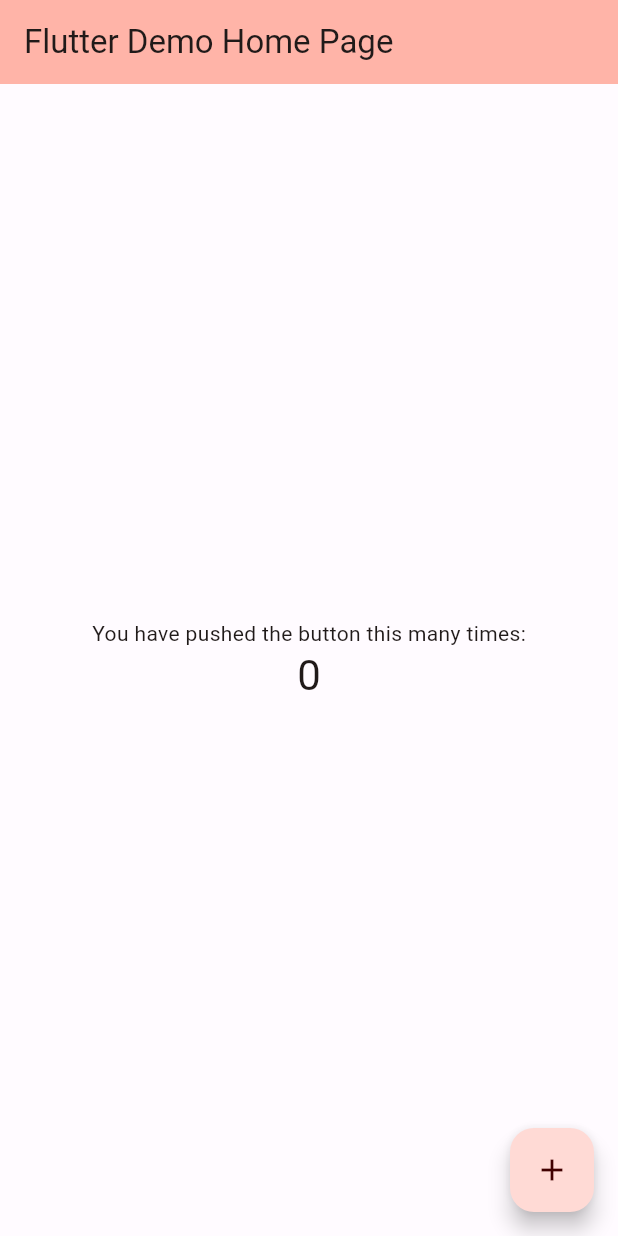
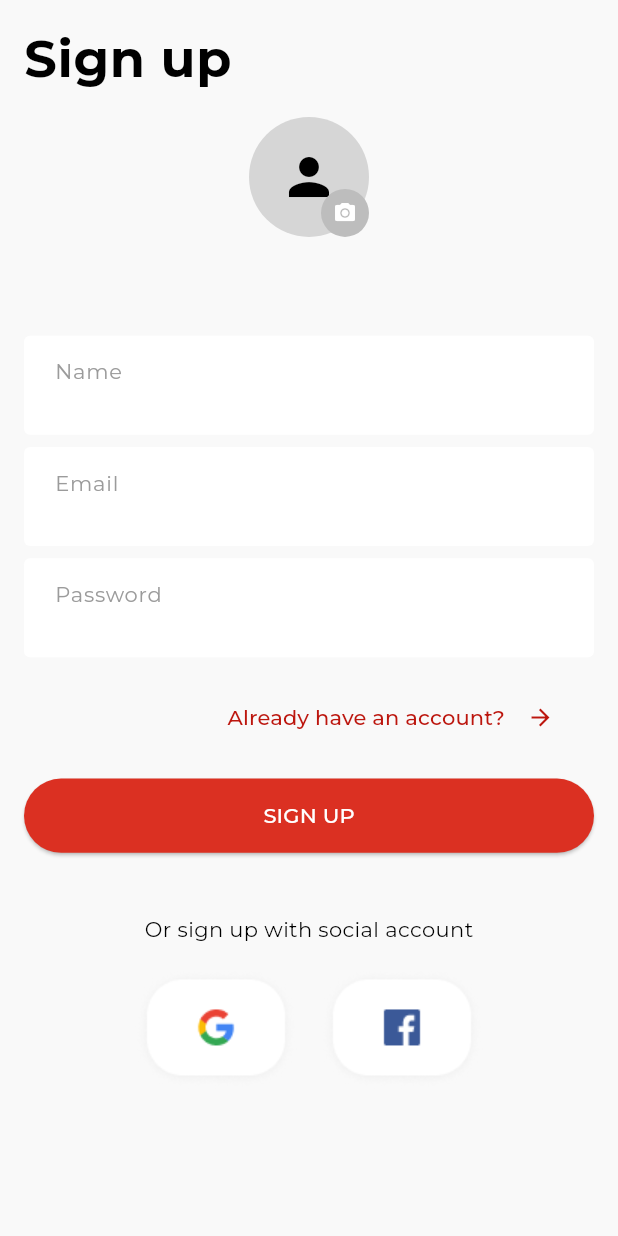
Before and after one commit to fdldestriana/flutter-ebook-ecommerce-example, a Flutter app: the screen it shows after launch, on a phone screen of 412 x 824 dp. Run offline on Flutter 3.47's test engine with Material 3 defaults, Android fonts, the phone set to English and light mode, and no system bars; our stand-ins replace file_picker, google_fonts.

Commit message:
adding new changes

```diff
--- a/config.json
+++ b/config.json
@@ -4,5 +4,9 @@
     "experimental_mode": false,
     "learning_mode": false,
     "unfreezed": true,
-    "use_cubit": false
+    "use_cubit": false,
+    "ignore_core_generator_for_directories": [
+        "lib/model",
+        "lib/models"
+    ]
 }
--- a/lib/main.dart
+++ b/lib/main.dart
@@ -1,4 +1,7 @@
+import 'package:ecommerce_example/views/signup_view.dart';
+import 'package:ecommerce_example/state_util.dart';
 import 'package:flutter/material.dart';
+import 'package:google_fonts/google_fonts.dart';
 import 'color_schemes.g.dart';
 
 void main() {
@@ -11,64 +14,46 @@
   @override
   Widget build(BuildContext context) {
     return MaterialApp(
+      debugShowCheckedModeBanner: false,
       title: 'Flutter Demo',
       theme: ThemeData(
+        elevatedButtonTheme: ElevatedButtonThemeData(
+          style: ElevatedButton.styleFrom(
+            backgroundColor: const Color(0xFFDB3022),
+            foregroundColor: Colors.white,
+          ),
+        ),
         colorScheme: lightColorScheme,
         useMaterial3: true,
+        scaffoldBackgroundColor: lightColorScheme
+            .copyWith(background: const Color(0XFFF9F9F9))
+            .background,
+        textTheme: GoogleFonts.montserratTextTheme(
+          Theme.of(context).textTheme.apply(
+              bodyColor: lightColorScheme.shadow,
+              displayColor: lightColorScheme.shadow),
+        ),
       ),
       darkTheme: ThemeData(
+        elevatedButtonTheme: ElevatedButtonThemeData(
+          style: ElevatedButton.styleFrom(
+            backgroundColor: const Color(0xFFDB3022),
+            foregroundColor: Colors.white,
+          ),
+        ),
         colorScheme: darkColorScheme,
         useMaterial3: true,
+        scaffoldBackgroundColor: darkColorScheme
+            .copyWith(background: const Color(0XFFF9F9F9))
+            .background,
+        textTheme: GoogleFonts.montserratTextTheme(
+          Theme.of(context).textTheme.apply(
+              bodyColor: darkColorScheme.shadow,
+              displayColor: darkColorScheme.shadow),
+        ),
       ),
-      home: const MyHomePage(title: 'Flutter Demo Home Page'),
+      home: const SignupView(),
+      navigatorKey: Get.navigatorKey,
     );
   }
 }
-
-class MyHomePage extends StatefulWidget {
-  const MyHomePage({super.key, required this.title});
-
-  final String title;
-
-  @override
-  State<MyHomePage> createState() => _MyHomePageState();
-}
-
-class _MyHomePageState extends State<MyHomePage> {
-  int _counter = 0;
-
-  void _incrementCounter() {
-    setState(() {
-      _counter++;
-    });
-  }
-
-  @override
-  Widget build(BuildContext context) {
-    return Scaffold(
-      appBar: AppBar(
-        backgroundColor: Theme.of(context).colorScheme.inversePrimary,
-        title: Text(widget.title),
-      ),
-      body: Center(
-        child: Column(
-          mainAxisAlignment: MainAxisAlignment.center,
-          children: <Widget>[
-            const Text(
-              'You have pushed the button this many times:',
-            ),
-            Text(
-              '$_counter',
-              style: Theme.of(context).textTheme.headlineMedium,
-            ),
-          ],
-        ),
-      ),
-      floatingActionButton: FloatingActionButton(
-        onPressed: _incrementCounter,
-        tooltip: 'Increment',
-        child: const Icon(Icons.add),
-      ), //
-    );
-  }
-}
--- /dev/null
+++ b/lib/state_util.dart
@@ -0,0 +1,17 @@
+import 'package:flutter/material.dart';
+
+class Get {
+  static GlobalKey<NavigatorState> navigatorKey = GlobalKey<NavigatorState>();
+
+  static get currentContext {
+    return navigatorKey.currentContext;
+  }
+
+  static double get width {
+    return MediaQuery.of(currentContext).size.width;
+  }
+
+  static double get height {
+    return MediaQuery.of(currentContext).size.height;
+  }
+}
--- /dev/null
+++ b/lib/views/signup_view.dart
@@ -0,0 +1,178 @@
+import 'dart:io';
+import 'package:ecommerce_example/color_schemes.g.dart';
+import 'package:ecommerce_example/widgets/re_button.dart';
+import 'package:ecommerce_example/widgets/re_email_field.dart';
+import 'package:ecommerce_example/widgets/re_password_field.dart';
+import 'package:ecommerce_example/widgets/re_photo_picker.dart';
+import 'package:ecommerce_example/widgets/re_name_field.dart';
+import 'package:ecommerce_example/state_util.dart';
+import 'package:file_picker/file_picker.dart';
+import 'package:flutter/material.dart';
+import 'package:google_fonts/google_fonts.dart';
+
+class SignupView extends StatefulWidget {
+  const SignupView({super.key});
+
+  @override
+  State<SignupView> createState() => _SignupViewState();
+}
+
+class _SignupViewState extends State<SignupView> {
+  final signUpKey = GlobalKey<FormState>();
+  TextEditingController nameController = TextEditingController();
+  TextEditingController emailController = TextEditingController();
+  TextEditingController passwordController = TextEditingController();
+
+  @override
+  void dispose() {
+    super.dispose();
+    nameController.dispose();
+    emailController.dispose();
+    passwordController.dispose();
+  }
+
+  File? file;
+  Future<void> photoPicker() async {
+    try {
+      FilePickerResult? result = await FilePicker.platform.pickFiles(
+        allowMultiple: false,
+        allowedExtensions: ['png', 'jpg'],
+        type: FileType.custom,
+      );
+      file = result != null ? File(result.files.single.path as String) : null;
+      setState(() {});
+    } on Exception catch (e) {
+      if (mounted) {
+        showDialog(
+          context: context,
+          builder: (context) {
+            return AlertDialog(
+              actions: [
+                TextButton(
+                  onPressed: () => Navigator.pop(context),
+                  child: Text(
+                    "Ok",
+                    style:
+                        GoogleFonts.montserrat(color: lightColorScheme.shadow),
+                  ),
+                )
+              ],
+              backgroundColor: Colors.grey[200],
+              content: Text(e.toString()),
+              title: const Text("An error occured"),
+            );
+          },
+        );
+      }
+    }
+  }
+
+  @override
+  Widget build(BuildContext context) {
+    return Scaffold(
+      body: SafeArea(
+        child: SingleChildScrollView(
+          child: Form(
+            key: signUpKey,
+            child: Container(
+              padding: const EdgeInsets.symmetric(horizontal: 16.0),
+              child: Column(
+                crossAxisAlignment: CrossAxisAlignment.start,
+                children: [
+                  SizedBox(
+                    height: Get.height * 0.02,
+                  ),
+                  Text(
+                    'Sign up',
+                    style: Theme.of(context)
+                        .textTheme
+                        .bodySmall!
+                        .copyWith(fontSize: 34, fontWeight: FontWeight.w700),
+                  ),
+                  SizedBox(
+                    height: Get.height * 0.02,
+                  ),
+                  Center(
+                    child: RePhotoPicker(
+                      file: file,
+                      onTap: () => photoPicker(),
+                    ),
+                  ),
+                  SizedBox(
+                    height: Get.height * 0.08,
+                  ),
+                  ReNameField(nameController),
+                  SizedBox(
+                    height: Get.height * 0.01,
+                  ),
+                  ReEmailField(emailController),
+                  SizedBox(
+                    height: Get.height * 0.01,
+                  ),
+                  RePasswordField(passwordController),
+                  SizedBox(
+                    height: Get.height * 0.02,
+                  ),
+                  Padding(
+                    padding: EdgeInsets.only(left: Get.width * 0.30),
+                    child: TextButton(
+                      onPressed: () {},
+                      child: const Row(
+                        children: [
+                          Text(
+                            'Already have an account?',
+                            style: TextStyle(fontSize: 14),
+                          ),
+                          Expanded(
+                            child: Icon(
+                              Icons.arrow_forward,
+                            ),
+                          )
+                        ],
+                      ),
+                    ),
+                  ),
+                  SizedBox(
+                    height: Get.height * 0.02,
+                  ),
+                  ReButton(
+                      onPressed: () {},
+                      width: double.infinity,
+                      height: Get.height * 0.06,
+                      text: "SIGN UP"),
+                  SizedBox(
+                    height: Get.height * 0.05,
+                  ),
+                  const Center(
+                    child: Text(
+                      'Or sign up with social account',
+                      style: TextStyle(fontSize: 14),
+                    ),
+                  ),
+                  SizedBox(
+                    height: Get.height * 0.01,
+                  ),
+                  Center(
+                    child: Row(
+                      mainAxisAlignment: MainAxisAlignment.center,
+                      children: [
+                        IconButton(
+                            onPressed: () {},
+                            icon: Image.asset(
+                                'assets/social_media_buttons/google.png')),
+                        IconButton(
+                            onPressed: () {},
+                            icon: Image.asset(
+                                'assets/social_media_buttons/facebook.png')),
+                      ],
+                    ),
+                  )
+                ],
+              ),
+            ),
+          ),
+        ),
+      ),
+    );
+  }
+}
--- /dev/null
+++ b/lib/widgets/re_button.dart
@@ -0,0 +1,28 @@
+import 'package:flutter/material.dart';
+
+class ReButton extends StatelessWidget {
+  const ReButton(
+      {super.key,
+      required this.text,
+      required this.onPressed,
+      required this.width,
+      required this.height});
+
+  final String text;
+  final Function()? onPressed;
+  final double width;
+  final double height;
+
+  @override
+  Widget build(BuildContext context) {
+    return ElevatedButton(
+      onPressed: onPressed,
+      style: ElevatedButton.styleFrom(
+        minimumSize: Size(width, height),
+      ),
+      child: Text(
+        text,
+      ),
+    );
+  }
+}
--- /dev/null
+++ b/lib/widgets/re_circle_avatar.dart
@@ -0,0 +1,34 @@
+import 'dart:io';
+import 'package:flutter/material.dart';
+
+class ReCircleAvatar extends StatelessWidget {
+  const ReCircleAvatar(
+      {super.key,
+      required this.avatarRadius,
+      required this.iconSize,
+      required this.bgCircleAvatar,
+      required this.bgIcon,
+      required this.icon,
+      required this.file});
+  final double avatarRadius;
+  final double iconSize;
+  final Color bgCircleAvatar;
+  final Color bgIcon;
+  final IconData icon;
+  final File? file;
+  @override
+  Widget build(BuildContext context) {
+    return CircleAvatar(
+      radius: avatarRadius,
+      backgroundColor: bgCircleAvatar,
+      backgroundImage: file != null ? FileImage(file as File) : null,
+      child: file != null
+          ? null
+          : Icon(
+              size: iconSize,
+              icon,
+              color: bgIcon,
+            ),
+    );
+  }
+}
--- /dev/null
+++ b/lib/widgets/re_email_field.dart
@@ -0,0 +1,48 @@
+import 'package:ecommerce_example/color_schemes.g.dart';
+import 'package:ecommerce_example/state_util.dart';
+import 'package:flutter/material.dart';
+
+class ReEmailField extends StatelessWidget {
+  const ReEmailField(this.controller, {super.key});
+
+  final TextEditingController controller;
+  String? emailValidator(value) {
+    if (value == null || value.isEmpty) {
+      return 'Email can not be empty';
+    }
+    return null;
+  }
+
+  @override
+  Widget build(BuildContext context) {
+    return Container(
+      height: Get.height * 0.08,
+      decoration: BoxDecoration(
+          color: lightColorScheme.onPrimary,
+          borderRadius: BorderRadius.circular(4)),
+      child: TextFormField(
+        controller: controller,
+        decoration: InputDecoration(
+          border: InputBorder.none,
+          contentPadding: EdgeInsets.only(left: Get.width * 0.05),
+          labelText: 'Email',
+          labelStyle: TextStyle(
+              fontSize: 14,
+              color: lightColorScheme
+                  .copyWith(background: const Color(0XFF9B9B9B))
+                  .background),
+          suffixIcon: controller.text.isNotEmpty
+              ? Icon(
+                  Icons.check,
+                  color: lightColorScheme
+                      .copyWith(background: const Color(0XFF2AA952))
+                      .background,
+                )
+              : null,
+        ),
+        validator: emailValidator,
+        onChanged: (value) {},
+      ),
+    );
+  }
+}
--- /dev/null
+++ b/lib/widgets/re_name_field.dart
@@ -0,0 +1,48 @@
+import 'package:ecommerce_example/color_schemes.g.dart';
+import 'package:ecommerce_example/state_util.dart';
+import 'package:flutter/material.dart';
+
+class ReNameField extends StatelessWidget {
+  const ReNameField(this.controller, {super.key});
+
+  final TextEditingController controller;
+  String? nameValidator(value) {
+    if (value == null || value.isEmpty) {
+      return 'Name can not be empty';
+    }
+    return null;
+  }
+
+  @override
+  Widget build(BuildContext context) {
+    return Container(
+      height: Get.height * 0.08,
+      decoration: BoxDecoration(
+          color: lightColorScheme.onPrimary,
+          borderRadius: BorderRadius.circular(4)),
+      child: TextFormField(
+        controller: controller,
+        decoration: InputDecoration(
+          border: InputBorder.none,
+          contentPadding: EdgeInsets.only(left: Get.width * 0.05),
+          labelText: 'Name',
+          labelStyle: TextStyle(
+              fontSize: 14,
+              color: lightColorScheme
+                  .copyWith(background: const Color(0XFF9B9B9B))
+                  .background),
+          suffixIcon: controller.text.isNotEmpty
+              ? Icon(
+                  Icons.check,
+                  color: lightColorScheme
+                      .copyWith(background: const Color(0XFF2AA952))
+                      .background,
+                )
+              : null,
+        ),
+        validator: nameValidator,
+        onChanged: (value) {},
+      ),
+    );
+  }
+}
--- /dev/null
+++ b/lib/widgets/re_password_field.dart
@@ -0,0 +1,52 @@
+import 'package:ecommerce_example/color_schemes.g.dart';
+import 'package:ecommerce_example/state_util.dart';
+import 'package:flutter/material.dart';
+
+class RePasswordField extends StatelessWidget {
+  const RePasswordField(this.controller, {super.key});
+  final TextEditingController controller;
+
+  String? passwordValidator(value) {
+    if (value == null || value.isEmpty) {
+      return 'Password can not be empty';
+    }
+    if (value.length < 6) {
+      return 'Password must be at least 6 characters';
+    }
+    return null;
+  }
+
+  @override
+  Widget build(BuildContext context) {
+    return Container(
+      height: Get.height * 0.08,
+      decoration: BoxDecoration(
+          color: lightColorScheme.onPrimary,
+          borderRadius: BorderRadius.circular(4)),
+      child: TextFormField(
+        controller: controller,
+        decoration: InputDecoration(
+          border: InputBorder.none,
+          contentPadding: EdgeInsets.only(left: Get.width * 0.05),
+          labelText: 'Password',
+          labelStyle: TextStyle(
+              fontSize: 14,
+              color: lightColorScheme
+                  .copyWith(background: const Color(0XFF9B9B9B))
+                  .background),
+          suffixIcon: controller.text.isNotEmpty
+              ? Icon(
+                  Icons.check,
+                  color: lightColorScheme
+                      .copyWith(background: const Color(0XFF2AA952))
+                      .background,
+                )
+              : null,
+        ),
+        validator: passwordValidator,
+        obscureText: true,
+        onChanged: (value) {},
+      ),
+    );
+  }
+}
--- /dev/null
+++ b/lib/widgets/re_photo_picker.dart
@@ -0,0 +1,39 @@
+import 'dart:io';
+import 'package:ecommerce_example/color_schemes.g.dart';
+import 'package:ecommerce_example/widgets/re_circle_avatar.dart';
+import 'package:flutter/material.dart';
+
+class RePhotoPicker extends StatelessWidget {
+  const RePhotoPicker({super.key, required this.onTap, required this.file});
+
+  final void Function()? onTap;
+  final File? file;
+
+  @override
+  Widget build(BuildContext context) {
+    return Stack(
+      alignment: Alignment.bottomRight,
+      children: [
+        ReCircleAvatar(
+          avatarRadius: 40.0,
+          iconSize: 40.0,
+          bgCircleAvatar: Colors.grey[350] as Color,
+          bgIcon: lightColorScheme.shadow,
+          icon: Icons.person,
+          file: file,
+        ),
+        GestureDetector(
+          onTap: onTap,
+          child: ReCircleAvatar(
+            avatarRadius: 16.0,
+            iconSize: 16.0,
+            bgCircleAvatar: Colors.grey[400] as Color,
+            bgIcon: lightColorScheme.onPrimary,
+            icon: Icons.camera_alt,
+            file: null,
+          ),
+        ),
+      ],
+    );
+  }
+}
```
Also changed, not shown: pubspec.yaml (+14 -57 lines), assets/icon/bags.png (added), assets/social_media_buttons/facebook.png (added), assets/social_media_buttons/google.png (added), lib/color_schemes.g.dart, pubspec.lock, 30 other files.
